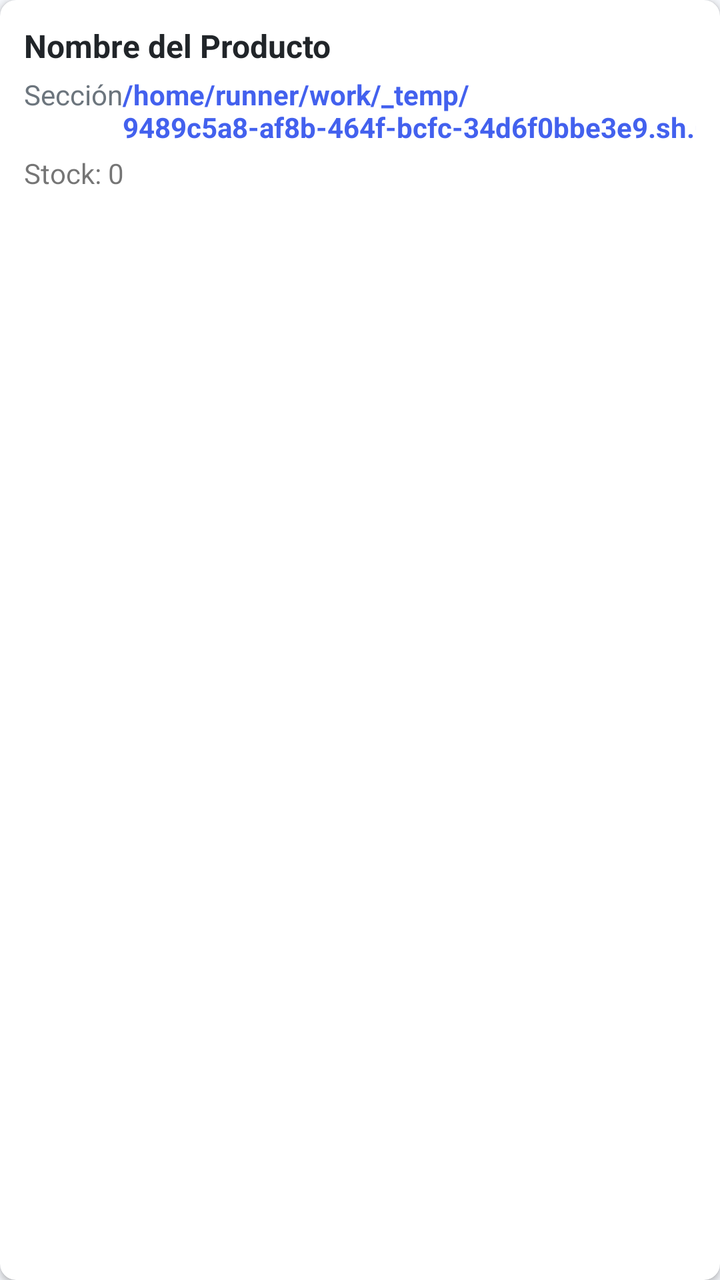
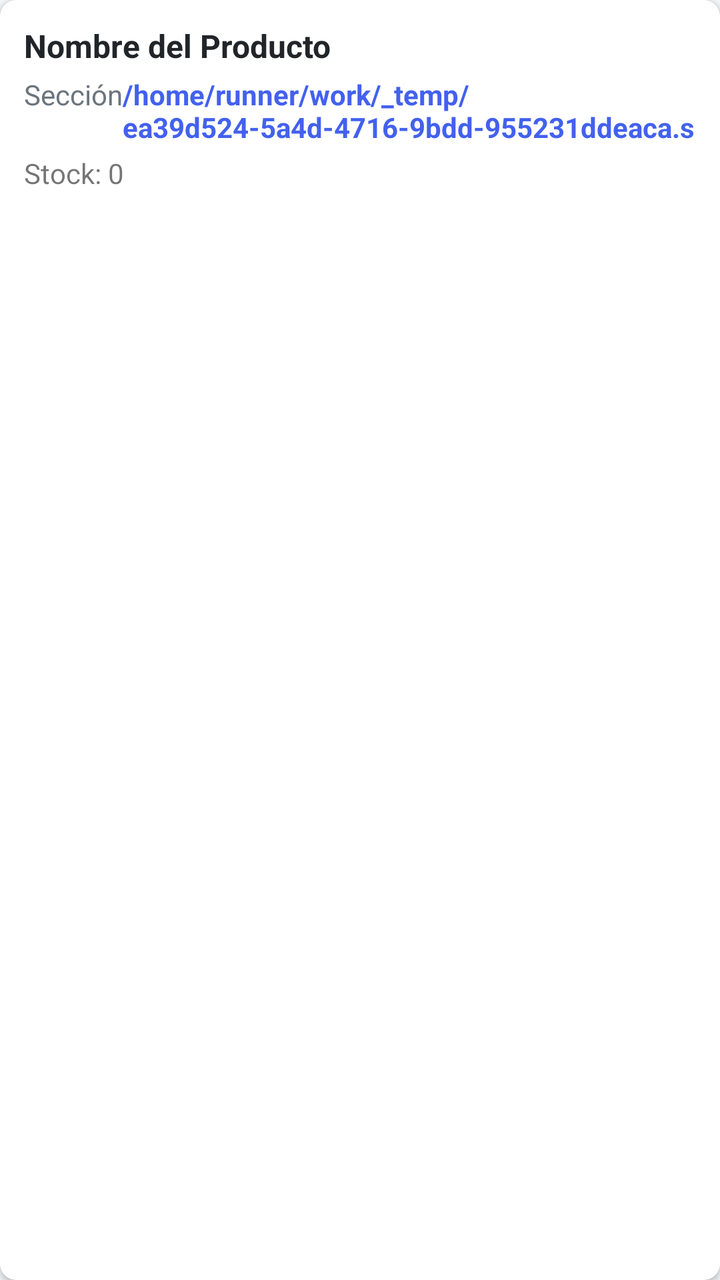

Compare the two renders of this Android layout. The source of the first and the diff that turns it into the second are given below.
<!-- AndroidManifest.xml: application theme Theme.OmniVentas -->
<!-- res/layout/item_producto.xml -->
<?xml version="1.0" encoding="utf-8"?>
<androidx.cardview.widget.CardView xmlns:android="http://schemas.android.com/apk/res/android"
    xmlns:app="http://schemas.android.com/apk/res-auto"
    android:layout_width="match_parent"
    android:layout_height="wrap_content"
    android:layout_marginBottom="8dp"
    app:cardCornerRadius="8dp"
    app:cardElevation="2dp">
    <LinearLayout
        android:layout_width="match_parent"
        android:layout_height="wrap_content"
        android:orientation="vertical"
        android:padding="12dp">
        <TextView
            android:id="@+id/tv_nombre"
            android:layout_width="match_parent"
            android:layout_height="wrap_content"
            android:text="Nombre del Producto"
            android:textSize="16sp"
            android:textStyle="bold"
            android:textColor="@color/dark" />
        <LinearLayout
            android:layout_width="match_parent"
            android:layout_height="wrap_content"
            android:orientation="horizontal"
            android:layout_marginTop="4dp">
            <TextView
                android:id="@+id/tv_seccion"
                android:layout_width="0dp"
                android:layout_height="wrap_content"
                android:layout_weight="1"
                android:text="Sección"
                android:textSize="14sp"
                android:textColor="@color/gray" />
            <TextView
                android:id="@+id/tv_precio"
                android:layout_width="wrap_content"
                android:layout_height="wrap_content"
                android:text="/home/runner/work/_temp/9489c5a8-af8b-464f-bcfc-34d6f0bbe3e9.sh.00"
                android:textSize="14sp"
                android:textColor="@color/primary"
                android:textStyle="bold" />
        </LinearLayout>
        <TextView
            android:id="@+id/tv_stock"
            android:layout_width="wrap_content"
            android:layout_height="wrap_content"
            android:text="Stock: 0"
            android:textSize="14sp"
            android:layout_marginTop="4dp" />
    </LinearLayout>
</androidx.cardview.widget.CardView>
<!-- resources referenced by this layout -->
<resources>
  <color name="dark">#212529</color>
  <color name="gray">#6C757D</color>
  <color name="primary">#4361EE</color>
  <style name="Theme.OmniVentas" parent="Theme.MaterialComponents.DayNight.NoActionBar">
          <item name="colorPrimary">@color/primary</item>
          <item name="colorPrimaryVariant">@color/primary_dark</item>
          <item name="colorOnPrimary">@color/white</item>
          <item name="colorSecondary">@color/secondary</item>
          <item name="colorOnSecondary">@color/white</item>
          <item name="android:statusBarColor">@color/primary</item>
          <item name="android:windowBackground">@color/light_gray</item>
      </style>
  <color name="primary_dark">#3A56D4</color>
  <color name="white">#FFFFFF</color>
  <color name="secondary">#3F37C9</color>
  <color name="light_gray">#F5F7FB</color>
</resources>

<!-- the commit's change to res/layout/item_producto.xml (unified diff, before → after) -->
@@ -36,7 +36,7 @@
                 android:id="@+id/tv_precio"
                 android:layout_width="wrap_content"
                 android:layout_height="wrap_content"
-                android:text="/home/runner/work/_temp/9489c5a8-af8b-464f-bcfc-34d6f0bbe3e9.sh.00"
+                android:text="/home/runner/work/_temp/ea39d524-5a4d-4716-9bdd-955231ddeaca.sh.00"
                 android:textSize="14sp"
                 android:textColor="@color/primary"
                 android:textStyle="bold" />
